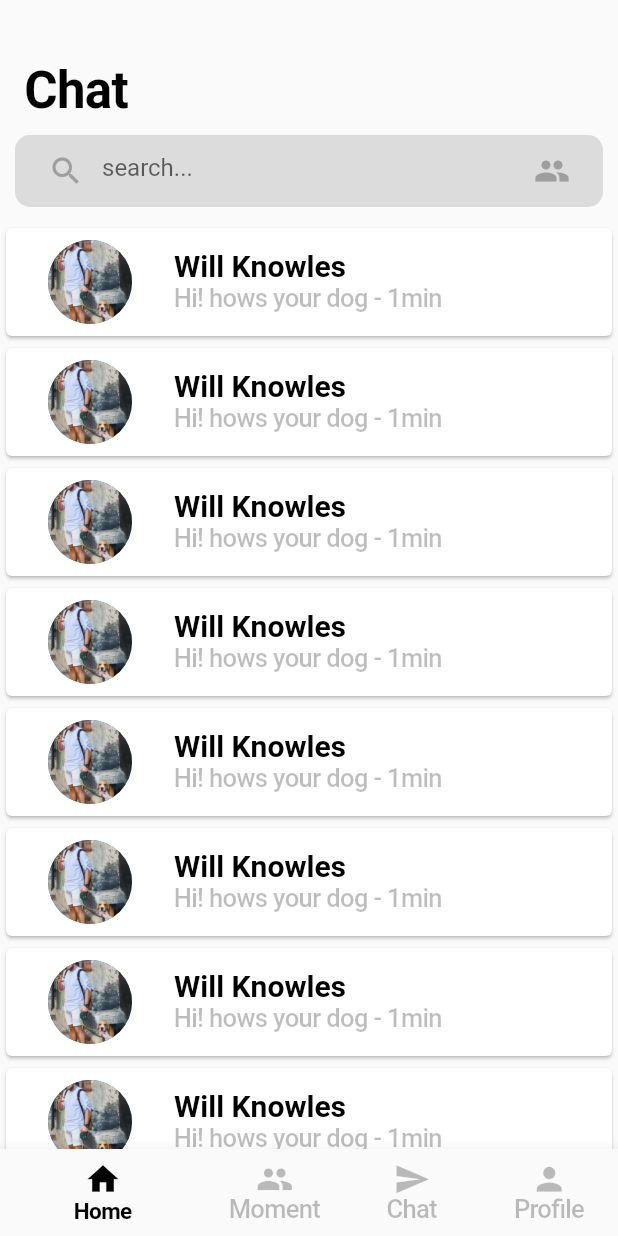
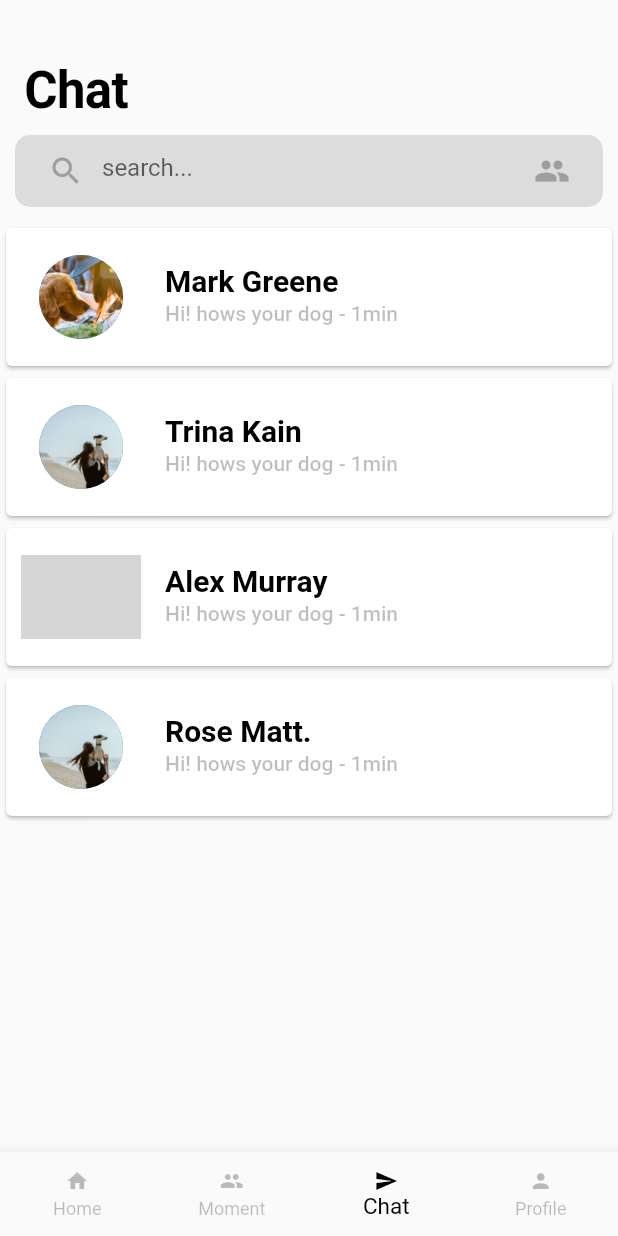
Before and after one commit to AaroicTech/chart_app, a Flutter app: the Home screen opened directly, item 3 of the bottom bar chosen, on a phone screen of 412 x 824 dp. Run offline on Flutter 3.47's test engine with Material 2 defaults, Android fonts, the phone set to English and light mode, and no system bars; grey boxes are pictures that could not be loaded.

Commit message:
add changes

```diff
--- a/lib/Model/data_model.dart
+++ b/lib/Model/data_model.dart
@@ -53,3 +53,33 @@ final data2 = [
     'time': 'S2/h'
   },
 ];
+final data3 = [
+  {
+    'id': 1,
+    'image': 'assets/Frame 33546.png',
+    'title': 'Mark Greene',
+    'messages': 'Hello friend its been a while',
+    'time':  DateTime.now()
+  },
+  {
+    'id': 2,
+    'image': 'assets/Frame 33553.png',
+    'title': 'Trina Kain ',
+   'messages': 'Hello',
+    'time': DateTime.now()
+  },
+  {
+    'id': 3,
+    'image': 'assets/image.png',
+    'title': 'Alex Murray',
+    'messages': 'Hello',
+    'time':  DateTime.now()
+  },
+  {
+    'id': 4,
+    'image': 'assets/Frame 33553.png',
+    'title': 'Rose Matt.',
+    'messages': 'Hello',
+    'time':  DateTime.now()
+  },
+];
--- a/lib/screens/Bottom_nav_pages/Chart/chart_screen.dart
+++ b/lib/screens/Bottom_nav_pages/Chart/chart_screen.dart
@@ -1,3 +1,4 @@
+import 'package:chart_app/Model/data_model.dart';
 import 'package:chart_app/screens/Bottom_nav_pages/Chart/charting_screen.dart';
 import 'package:chart_app/styles/colors.dart';
 import 'package:chart_app/styles/font.dart';
@@ -7,8 +8,6 @@ import 'package:flutter/material.dart';
 
 class ChartScreen extends StatefulWidget {
   ChartScreen({Key? key}) : super(key: key);
-
-  static const routeName = 'Chart_screen';
 
   final TextEditingController _search = TextEditingController();
 
@@ -61,25 +60,34 @@ class _HomeState extends State<ChartScreen> {
             Expanded(
               child: ListView(
                 children: List.generate(
-                  20,
+                  data3.length,
                   (index) {
+                    final modelData = data3[index];
                     return GestureDetector(
                       onTap: () {
                         Navigator.push(
                           context,
                           MaterialPageRoute(
-                            builder: (_) => ChartingScreen(),
+                            builder: (_) => ChartingScreen(
+                              id: modelData['id'].toString(),
+                              title: modelData['title'].toString(),
+                              image: modelData['image'].toString(),
+                              message: modelData['message'].toString(),
+                            ),
                           ),
                         );
                       },
                       child: Card(
                         child: ListTile(
-                          leading: const CircleAvatar(
+                          contentPadding: EdgeInsets.all(10),
+                          leading: CircleAvatar(
                             radius: 40,
-                            backgroundImage: AssetImage('assets/IMAGE.png'),
+                            backgroundImage: AssetImage(
+                              modelData['image'].toString(),
+                            ),
                           ),
                           title: Text(
-                            'Will Knowles ',
+                            modelData['title'].toString(),
                             style: textStyle3,
                           ),
                           subtitle: Text(
--- a/lib/screens/home_screen/home.dart
+++ b/lib/screens/home_screen/home.dart
@@ -6,6 +6,7 @@ import 'package:chart_app/styles/colors.dart';
 import 'package:chart_app/styles/font.dart';
 import 'package:flutter/cupertino.dart';
 import 'package:flutter/material.dart';
+import 'package:flutter/painting.dart';
 
 class Home extends StatefulWidget {
   const Home({Key? key}) : super(key: key);
@@ -36,33 +37,32 @@ class _HomeState extends State<Home> {
           });
           print(value);
         },
-        iconSize: 25,
+        iconSize: 16,
         selectedFontSize: 15,
-        unselectedFontSize: 25,
-        selectedLabelStyle: textStyle1,
-        unselectedLabelStyle: textStyle2,
+        currentIndex: _selectedPage,
+        unselectedFontSize: 12,
+        type: BottomNavigationBarType.fixed,
+        // selectedLabelStyle: textStyle1,
+        // unselectedLabelStyle: textStyle2,
         selectedItemColor: black,
         unselectedItemColor: black26,
         showSelectedLabels: true,
         showUnselectedLabels: true,
-        backgroundColor: red,
+        // backgroundColor: red,
         items: [
           BottomNavigationBarItem(
             icon: Icon(
               Icons.home,
-              color: black,
-              size: 25,
             ),
             title: const Text(
               'Home',
+
             ),
           ),
           BottomNavigationBarItem(
             backgroundColor: red,
             icon: Icon(
               Icons.group,
-              color: black26,
-              size: 25,
             ),
             title: const Text(
               'Moment',
@@ -71,8 +71,6 @@ class _HomeState extends State<Home> {
           BottomNavigationBarItem(
             icon: Icon(
               Icons.send,
-              color: black26,
-              size: 25,
             ),
             title: const Text(
               'Chat',
@@ -81,8 +79,6 @@ class _HomeState extends State<Home> {
           BottomNavigationBarItem(
             icon: Icon(
               Icons.person,
-              color: black26,
-              size: 25,
             ),
             title: const Text(
               'Profile',
--- a/lib/styles/font.dart
+++ b/lib/styles/font.dart
@@ -5,14 +5,14 @@ import 'colors.dart';
 final textStyle1 = TextStyle(
   fontWeight: FontWeight.bold,
   color: black,
-  fontSize: 15,
+  // fontSize: 15,
 );
 
 final textStyle2 = TextStyle(
   fontWeight: FontWeight.w500,
   color: black26,
-  fontSize: 17,
-  letterSpacing: -0.41,
+  // fontSize: 17,
+  // letterSpacing: -0.41,
 );
 
 final textStyle3 = TextStyle(
```
Also changed, not shown: lib/screens/Bottom_nav_pages/Chart/charting_screen.dart (+61 -45 lines), lib/screens/Bottom_nav_pages/home_nav.dart (+13 -5 lines).
